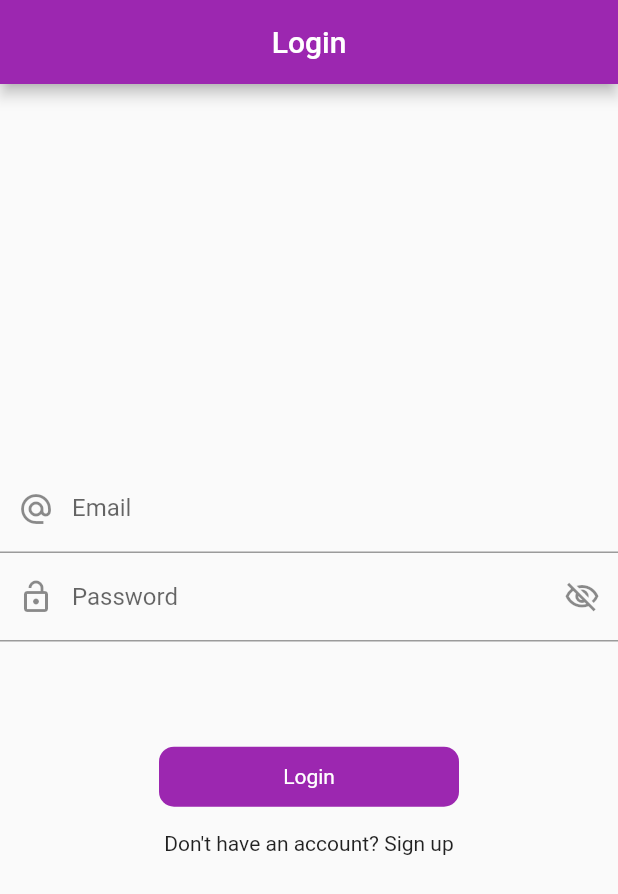
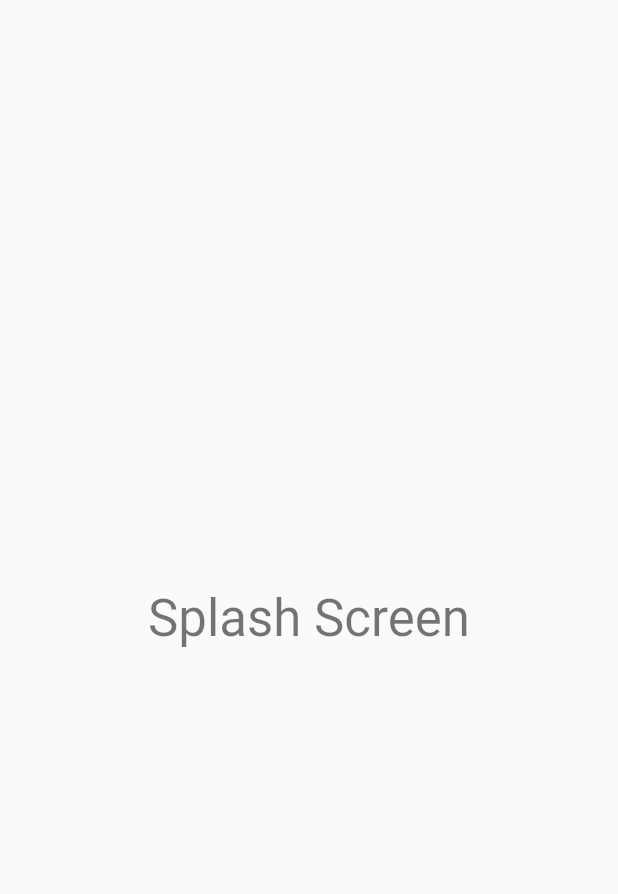
Before and after one commit to zainahmed0597/Chapter-14_flutter_provider_state_management_course, a Flutter app: the first screen one second after launch, on a phone screen of 412 x 824 dp. Shown: the top 894 px of the screen. Run offline on Flutter 3.47's test engine with Material 2 defaults, Android fonts, the phone set to English and light mode, and no system bars; our stand-ins replace another_flushbar, fluttertoast, shared_preferences.

```diff
--- a/lib/main.dart
+++ b/lib/main.dart
@@ -2,6 +2,7 @@ import 'package:flutter/material.dart';
 import 'package:flutter_provider_state_management_course/utils/routes/routes.dart';
 import 'package:flutter_provider_state_management_course/utils/routes/routes_name.dart';
 import 'package:flutter_provider_state_management_course/view_model/auth_view_model.dart';
+import 'package:flutter_provider_state_management_course/view_model/user_view_model.dart';
 import 'package:provider/provider.dart';
 
 void main() {
@@ -16,6 +17,7 @@ class MyApp extends StatelessWidget {
     return MultiProvider(
       providers: [
         ChangeNotifierProvider(create: (_) => AuthViewModel()),
+        ChangeNotifierProvider(create: (_) => UserViewModel()),
       ],
       child: MaterialApp(
         title: 'Flutter Demo',
@@ -23,7 +25,7 @@ class MyApp extends StatelessWidget {
         theme: ThemeData(
           primarySwatch: Colors.purple,
         ),
-        initialRoute: RoutesName.login,
+        initialRoute: RoutesName.splash,
         onGenerateRoute: Routes.generateRoute,
       ),
     );
--- /dev/null
+++ b/lib/model/user_model.dart
@@ -0,0 +1,16 @@
+
+class UserModel {
+  String? token;
+
+  UserModel({this.token});
+
+  UserModel.fromJson(Map<String, dynamic> json) {
+    token = json['token'];
+  }
+
+  Map<String, dynamic> toJson() {
+    final Map<String, dynamic> data = new Map<String, dynamic>();
+    data['token'] = this.token;
+    return data;
+  }
+}
--- a/lib/utils/routes/routes.dart
+++ b/lib/utils/routes/routes.dart
@@ -3,10 +3,14 @@ import 'package:flutter_provider_state_management_course/utils/routes/routes_nam
 import 'package:flutter_provider_state_management_course/view/home_screen.dart';
 import 'package:flutter_provider_state_management_course/view/login_view.dart';
 import 'package:flutter_provider_state_management_course/view/sign_up_view.dart';
+import 'package:flutter_provider_state_management_course/view/splash_view.dart';
 
 class Routes {
   static Route<dynamic> generateRoute(RouteSettings settings) {
     switch (settings.name) {
+      case RoutesName.splash:
+        return MaterialPageRoute(
+            builder: (BuildContext context) => const SplashView());
       case RoutesName.home:
         return MaterialPageRoute(
             builder: (BuildContext context) => const HomeScreen());
--- a/lib/utils/routes/routes_name.dart
+++ b/lib/utils/routes/routes_name.dart
@@ -1,4 +1,6 @@
 class RoutesName {
+
+  static const String splash = 'splash_view';
 
   //Accounts route name
   static const String login = 'login_screen';
--- /dev/null
+++ b/lib/view/splash_view.dart
@@ -0,0 +1,31 @@
+import 'package:flutter/material.dart';
+import '../view_model/services/splash_services.dart';
+
+class SplashView extends StatefulWidget {
+  const SplashView({Key? key}) : super(key: key);
+
+  @override
+  State<SplashView> createState() => _SplashViewState();
+}
+
+class _SplashViewState extends State<SplashView> {
+  SplashServices splashServices = SplashServices();
+
+  @override
+  void initState() {
+    // TODO: implement initState
+    super.initState();
+    splashServices.checkAuthentication(context);
+  }
+
+  @override
+  Widget build(BuildContext context) {
+    return  Scaffold(
+        body: Center(
+      child: Text(
+        'Splash Screen',
+        style: Theme.of(context).textTheme.headlineMedium,
+      ),
+    ));
+  }
+}
--- a/pubspec.yaml
+++ b/pubspec.yaml
@@ -39,6 +39,7 @@ dependencies:
   provider: ^6.0.5
   fluttertoast: ^8.2.1
   another_flushbar: ^1.12.30
+  shared_preferences: ^2.1.1
 
 dev_dependencies:
   flutter_test:
```
Also changed, not shown: lib/view/home_screen.dart (+18 -2 lines), lib/view_model/services/splash_services.dart (added, +25 -0 lines), lib/view_model/user_view_model.dart (added, +26 -0 lines), pubspec.lock, 1 other file.
